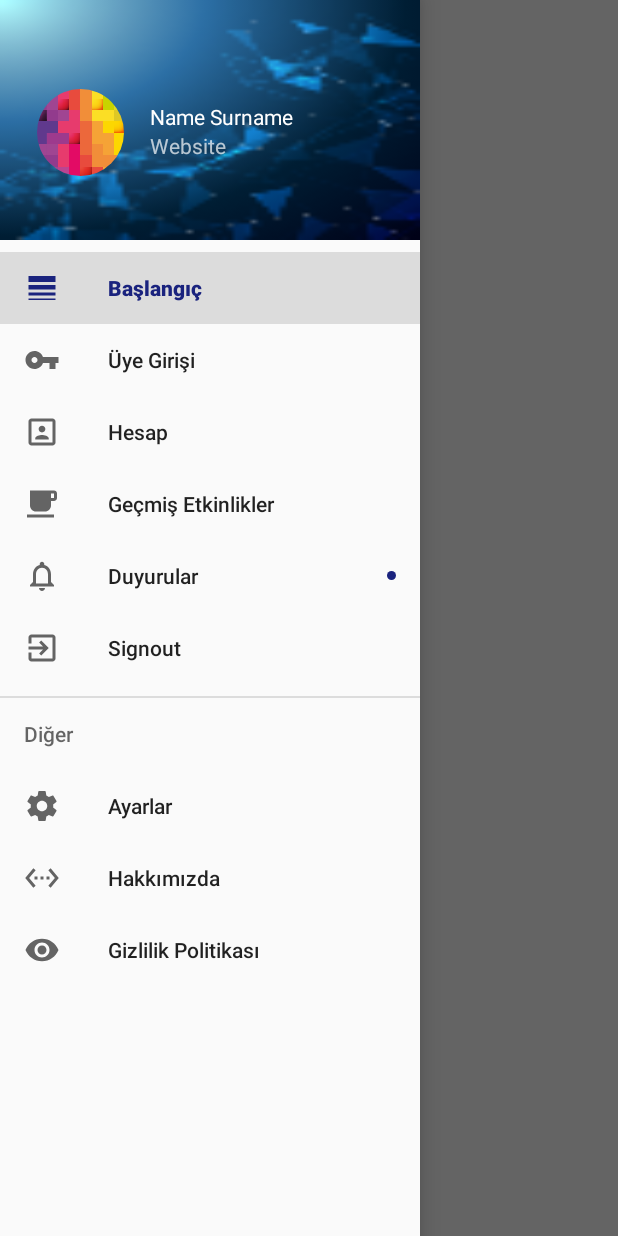
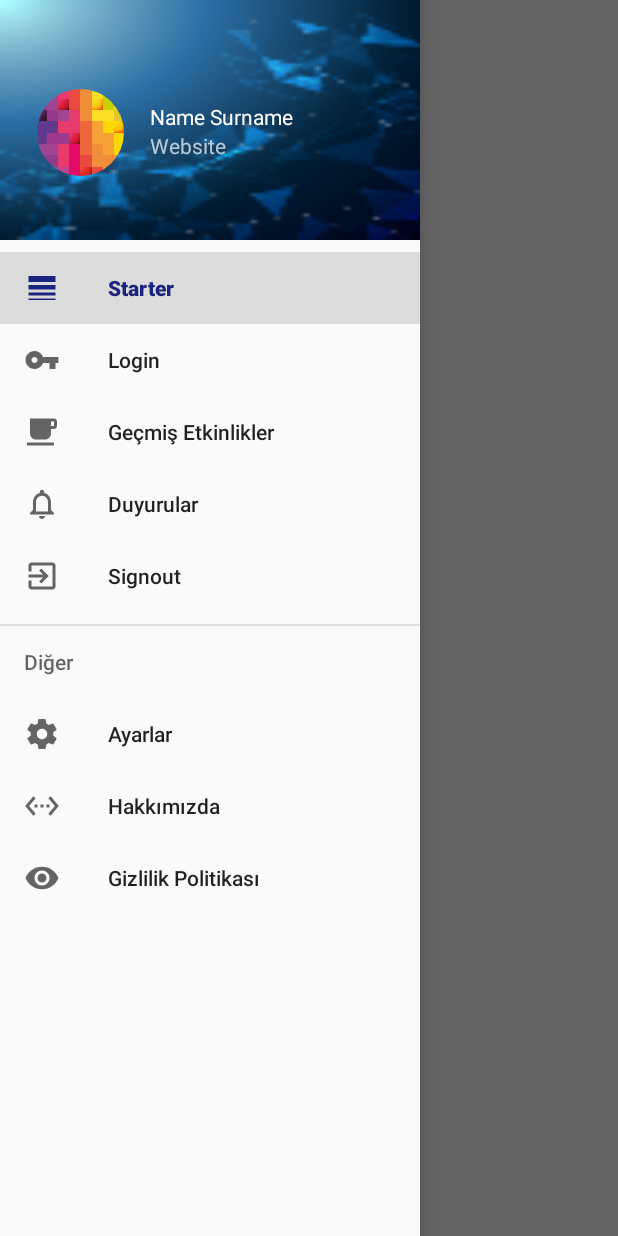
Before and after one commit to oguzkaganeren/deu-bilgisayar-toplulugu-android, an Android app: the screen it shows after launch (MainActivity), with the side drawer open, on a phone screen of 412 x 824 dp. Run offline under Robolectric (Android 15) with nearby library versions, the phone set to English and light mode, and no system bars; our stand-ins replace CircleImageView, Firebase (no records; nobody signed in at launch, a user with empty details on screens opened directly); libraries missing offline, so code that uses them is left out: com.github.florent37.materialviewpager; plain views replace MaterialViewPager; pictures from the network do not load; 10 statements that could not run were skipped.

Commit message:
The code snippets are cleared

```diff
--- a/app/src/main/java/com/example/oguz/topluluk/MainActivity.java
+++ b/app/src/main/java/com/example/oguz/topluluk/MainActivity.java
@@ -2,7 +2,6 @@ package com.example.oguz.topluluk;
 
 import android.content.Context;
 import android.content.Intent;
-import android.graphics.Color;
 import android.net.Uri;
 import android.support.annotation.NonNull;
 import android.support.design.widget.NavigationView;
@@ -19,33 +18,21 @@ import android.os.Bundle;
 import android.support.design.widget.TabLayout;
 import android.support.v4.app.Fragment;
 import android.support.v4.app.FragmentManager;
-import android.support.v4.app.FragmentPagerAdapter;
 import android.support.v4.view.ViewPager;
-import android.support.v7.widget.LinearLayoutManager;
 import android.support.v7.widget.RecyclerView;
 import android.support.v7.widget.Toolbar;
-import android.util.Log;
-import android.view.Gravity;
-import android.view.KeyEvent;
 import android.view.Menu;
 import android.view.MenuInflater;
 import android.view.MenuItem;
 import android.view.View;
-import android.view.ViewGroup;
-import android.widget.Button;
-import android.widget.ImageButton;
 import android.widget.ImageView;
-import android.widget.LinearLayout;
-import android.widget.RelativeLayout;
 import android.widget.TextView;
 import android.widget.Toast;
 
-import com.astuetz.PagerSlidingTabStrip;
 import com.bumptech.glide.Glide;
 import com.bumptech.glide.load.engine.DiskCacheStrategy;
 import com.github.florent37.materialviewpager.MaterialViewPager;
 import com.github.florent37.materialviewpager.header.HeaderDesign;
-import com.github.florent37.materialviewpager.header.MaterialViewPagerHeaderDecorator;
 import com.google.android.gms.tasks.OnFailureListener;
 import com.google.android.gms.tasks.OnSuccessListener;
 import com.google.firebase.auth.FirebaseAuth;
@@ -58,15 +45,8 @@ import com.google.firebase.database.ServerValue;
 import com.google.firebase.database.ValueEventListener;
 import com.google.firebase.storage.FirebaseStorage;
 import com.google.firebase.storage.StorageReference;
-import com.squareup.picasso.Picasso;
 
-import java.text.DateFormat;
-import java.text.SimpleDateFormat;
 import java.util.ArrayList;
-import java.util.Date;
-import java.util.List;
-import java.util.logging.Handler;
-import java.util.logging.LogRecord;
 
 
 public class MainActivity extends AppCompatActivity {
@@ -95,21 +75,16 @@ public class MainActivity extends AppCompatActivity {
     public static int navItemIndex = 0;
     // tags used to attach the fragments
     private static final String TAG_HOME = "home";
-    private static final String TAG_LOGIN = "login";
     private static final String TAG_ACCOUNT = "account";
     private static final String TAG_EVENT="event";
     private static final String TAG_SIGNOUT="signout";
     private static final String TAG_NOTIFICATIONS = "notifications";
     private static final String TAG_SETTINGS = "settings";
-    private boolean shouldGoInvisible;
     public static String CURRENT_TAG = TAG_HOME;
     private static Context mContext;
 
-    // Seçili olan menunun başlığı
-    private String[] activityTitles;
     // kullanıcı geri tuşuna basınca bir önceki fragmente geçme meselesi
     private boolean shouldLoadHomeFragOnBackPress = true;
-    private Handler mHandler;
     private FirebaseAuth mAuth;
     private FirebaseAuth.AuthStateListener mAuthListener;
     public static Context getContext() {
@@ -142,32 +117,8 @@ public class MainActivity extends AppCompatActivity {
             actionBar.setDisplayUseLogoEnabled(false);
             actionBar.setHomeButtonEnabled(true);
         }
-        toolbar.setOnMenuItemClickListener(
-                new Toolbar.OnMenuItemClickListener() {
-                    @Override
-                    public boolean onMenuItemClick(MenuItem item) {
-                        // Handle menu item click event
-                        return true;
-                    }
-                });
+
         mContext= getApplicationContext();
-        //----------------------------
-        mHandler = new Handler() {
-            @Override
-            public void publish(LogRecord record) {
-
-            }
-
-            @Override
-            public void flush() {
-
-            }
-
-            @Override
-            public void close() throws SecurityException {
-
-            }
-        };
 
         drawer = (DrawerLayout) findViewById(R.id.drawer_layout);
         navigationView = (NavigationView) findViewById(R.id.nav_view);
@@ -180,13 +131,10 @@ public class MainActivity extends AppCompatActivity {
         imgNavHeaderBg = (ImageView) navHeader.findViewById(R.id.img_header_bg);
         imgProfile = (ImageView) navHeader.findViewById(R.id.img_profile);
         profile_image_right=(ImageView)findViewById(R.id.right_profile_picture);
-        // load toolbar titles from string resources
-        //string içerindeki başlıklardan değerleri çeker
-        activityTitles = getResources().getStringArray(R.array.nav_item_activity_titles);
 
 // load nav menu header data
         setUpNavigationView();
-
+//if the user did not login, login page is showed
         actionBarDrawerToggle.setToolbarNavigationClickListener(new View.OnClickListener() {
             @Override
             public void onClick(View v) {
@@ -201,13 +149,14 @@ public class MainActivity extends AppCompatActivity {
             // User is logged in
             mDatabase = FirebaseDatabase.getInstance().getReference();
             mDatabase.child("users").child(mAuth.getCurrentUser().getUid()).child("last-online-date").setValue(ServerValue.TIMESTAMP);
-            navigationView.getMenu().getItem(1).setTitle("Profil");
+            navigationView.getMenu().getItem(1).setTitle("Account");
+            navigationView.getMenu().getItem(1).setIcon(R.drawable.account_24dp);
             mDatabase.child("users").child(mAuth.getCurrentUser().getUid()).child("online").setValue(true);
 
             setDrawerState(true);
         }else {
             setDrawerState(false);
-            navigationView.getMenu().getItem(1).setTitle("Üye Girişi");
+            navigationView.getMenu().getItem(1).setTitle("Login");
         }
         if (savedInstanceState == null) {
             navItemIndex = 0;
@@ -229,20 +178,37 @@ public class MainActivity extends AppCompatActivity {
                     case 0:
                         return myContents;
                     case 1:
+                        if(mAuth.getCurrentUser() != null){
                             return myNotices;
+                        }else{
+                            return null;
+                        }
                     case 2:
+                        if(mAuth.getCurrentUser() != null){
                             return myEvents;
+                        }else {
+                            return null;
+                        }
                     case 3:
+                        if(mAuth.getCurrentUser() != null){
                             return myMeeting;
+                        }else{
+                            return null;
+                        }
+
                     default:
-                            return myEvents;
+                            return myContents;
 
                 }
             }
 
             @Override
             public int getCount() {
+                if(mAuth.getCurrentUser() != null){
                     return 4;
+                }else{
+                    return 1;
+                }
             }
 
             @Override
@@ -251,11 +217,23 @@ public class MainActivity extends AppCompatActivity {
                     case 0:
                             return "Contents";
                     case 1:
+                        if(mAuth.getCurrentUser() != null) {
                         return "Notices";
+                        }else{
+                            return null;
+                        }
                     case 2:
+                        if(mAuth.getCurrentUser() != null) {
                             return "Events";
+                        }else{
+                            return null;
+                        }
                     case 3:
+                        if(mAuth.getCurrentUser() != null) {
                         return "Meeting";
+                        }else{
+                            return null;
+                        }
                 }
                 return "";
             }
@@ -303,6 +281,11 @@ public class MainActivity extends AppCompatActivity {
             mDatabase.child("users").child(mAuth.getCurrentUser().getUid()).child("online").setValue(false);
         }
     }
+    @Override
+    public void finish() {
+        super.finish();
+        overridePendingTransition(0, R.anim.left_exit);
+    }
     public void setDrawerState(boolean isEnabled) {
         if ( isEnabled ) {
             drawer.setDrawerLockMode(DrawerLayout.LOCK_MODE_UNLOCKED);
@@ -336,20 +319,14 @@ public class MainActivity extends AppCompatActivity {
                 .diskCacheStrategy(DiskCacheStrategy.ALL)
                 .into(imgNavHeaderBg);
 
-        // Loading profile image
-        //kullanıcı giriş yaptıysa kullanıcı fotosu burada gözükecek
-
-
         // menude nokta gözükme meselesi
-        navigationView.getMenu().getItem(4).setActionView(R.layout.menu_dot);
+        //navigationView.getMenu().getItem(4).setActionView(R.layout.menu_dot);
     }
 
     //seçilen menuye göre fragment döner
     private void loadHomeFragment() {
         // selecting appropriate nav menu item
         selectNavMenu();
-        // set toolbar title
-        setToolbarTitle();
         // if user select the current navigation menu again, don't do anything
         // just close the navigation drawer
         if (getSupportFragmentManager().findFragmentByTag(CURRENT_TAG) != null) {
@@ -366,7 +343,6 @@ public class MainActivity extends AppCompatActivity {
             @Override
             public void run() {
                 // update the main content by replacing fragments
-                Fragment fragment = getHomeFragment();
                 FragmentTransaction fragmentTransaction = getSupportFragmentManager().beginTransaction();
                 fragmentTransaction.setCustomAnimations(android.R.anim.slide_in_left,
                         android.R.anim.slide_out_right);
@@ -379,38 +355,6 @@ public class MainActivity extends AppCompatActivity {
 
         // refresh toolbar menu
         invalidateOptionsMenu();
-    }
-
-    private Fragment getHomeFragment() {
-        switch (navItemIndex) {
-
-            case 0:
-                // home
-                MainActivity homeFragment = new MainActivity();
-                return null;
-
-            case 1:
-
-
-                // login
-                return null;
-            case 2:
-                // movies fragment
-                return null;
-            case 3:
-                // notifications fragment
-                return null;
-
-            case 4:
-                // settings fragment
-                return null;
-            default:
-                return null;
-        }
-    }
-
-    private void setToolbarTitle() {
-        getSupportActionBar().setTitle(activityTitles[navItemIndex]);
     }
 
     private void selectNavMenu() {
@@ -442,12 +386,8 @@ public class MainActivity extends AppCompatActivity {
                         CURRENT_TAG = TAG_HOME;
                         drawer.closeDrawers();
                         break;
-                    case R.id.nav_login:
+                    case R.id.nav_account:
                         navItemIndex = 1;
-                        CURRENT_TAG = TAG_LOGIN;
-                        break;
-                    case R.id.nav_account:
-                        navItemIndex = 2;
                         CURRENT_TAG = TAG_ACCOUNT;
                         break;
                     case R.id.nav_event:
@@ -511,9 +451,9 @@ public class MainActivity extends AppCompatActivity {
                 // Code here will be triggered once the drawer open as we dont want anything to happen so we leave this blank
                 if (mAuth.getCurrentUser() != null) {
                     // User is logged in
-                    navigationView.getMenu().getItem(1).setTitle("Profil");
+                    navigationView.getMenu().getItem(1).setTitle("Account");
                 }else {
-                    navigationView.getMenu().getItem(1).setTitle("Üye Girişi");
+                    navigationView.getMenu().getItem(1).setTitle("Login");
                 }
                 super.onDrawerOpened(drawerView);
             }
@@ -585,6 +525,7 @@ public class MainActivity extends AppCompatActivity {
                     }
                     if (snapshot.hasChild("website")) {
                         txtWebsite.setText(snapshot.child("website").getValue().toString());
+
                     }
             }
 
@@ -603,11 +544,19 @@ public class MainActivity extends AppCompatActivity {
         image.getDownloadUrl().addOnSuccessListener(new OnSuccessListener<Uri>() {
             @Override
             public void onSuccess(Uri uri) {
-                Picasso.with(MainActivity.this).load(uri).fit().centerCrop().into(imgProfile);
+                Glide
+                        .with(MainActivity.this)
+                        .load(uri)
+                        .centerCrop()
+                        .into(imgProfile);
             }}).addOnFailureListener(new OnFailureListener() {
             @Override
             public void onFailure(@NonNull Exception exception) {
-                Picasso.with(MainActivity.this).load(R.drawable.ic_user).fit().centerCrop().into(imgProfile);
+                Glide
+                        .with(MainActivity.this)
+                        .load(R.mipmap.logo)
+                        .centerCrop()
+                        .into(imgProfile);
             }
         });
     }
--- a/app/src/main/java/com/example/oguz/topluluk/OurFirebaseMessagingService.java
+++ b/app/src/main/java/com/example/oguz/topluluk/OurFirebaseMessagingService.java
@@ -1,7 +1,8 @@
 package com.example.oguz.topluluk;
 
 import android.app.Activity;
-import android.app.Fragment;
+import android.app.Application;
+import android.support.v4.app.Fragment;
 import android.app.FragmentManager;
 import android.app.Notification;
 import android.app.NotificationManager;
@@ -59,7 +60,6 @@ public class OurFirebaseMessagingService extends FirebaseMessagingService {
             editor.putString("notificationDEU", remoteMessage.getNotification().getBody()+"é"+currentTime.toString()+"~");
         }
         editor.commit();
-
         NotificationManager notificationManager = (NotificationManager) getApplicationContext().getSystemService(Context.NOTIFICATION_SERVICE);
         notificationManager.notify(1, b.build());
         //FragmentManager fm = ((AppCompatActivity)getApplicationContext()).getFragmentManager();
--- a/app/src/main/res/layout/nav_header_main.xml
+++ b/app/src/main/res/layout/nav_header_main.xml
@@ -49,6 +49,7 @@
     <TextView
         android:id="@+id/website"
         android:layout_width="wrap_content"
-        android:layout_height="wrap_content" />
+        android:layout_height="wrap_content"
+        android:autoLink="web"/>
     </LinearLayout>
 </RelativeLayout>
--- a/app/src/main/res/menu/activity_main_drawer.xml
+++ b/app/src/main/res/menu/activity_main_drawer.xml
@@ -7,13 +7,9 @@
             android:icon="@drawable/starter_24dp"
             android:title="@string/nav_start" />
         <item
-            android:id="@+id/nav_login"
+            android:id="@+id/nav_account"
             android:icon="@drawable/login_24dp"
             android:title="@string/nav_login" />
-        <item
-            android:id="@+id/nav_account"
-            android:icon="@drawable/account_24dp"
-            android:title="@string/nav_account" />
 
         <item
             android:id="@+id/nav_event"
--- a/app/src/main/res/values/strings.xml
+++ b/app/src/main/res/values/strings.xml
@@ -1,9 +1,8 @@
 <resources>
     <string name="app_name">D.E.U Bilgisayar Topluluğu</string>
     <!-- Navigation Drawer menu labels -->
-    <string name="nav_start">Başlangıç</string>
-    <string name="nav_login">Uye Girişi</string>
-    <string name="nav_account">Hesap</string>
+    <string name="nav_start">Starter</string>
+    <string name="nav_login">Account</string>
     <string name="nav_event">Geçmiş Etkinlikler</string>
     <string name="nav_signout">Signout</string>
     <string name="nav_notice">Duyurular</string>
```
Also changed, not shown: app/src/main/res/anim/left_exit.xml (added, +8 -0 lines), 151 other files. Lines whose indentation alone changed are shown as unchanged.
